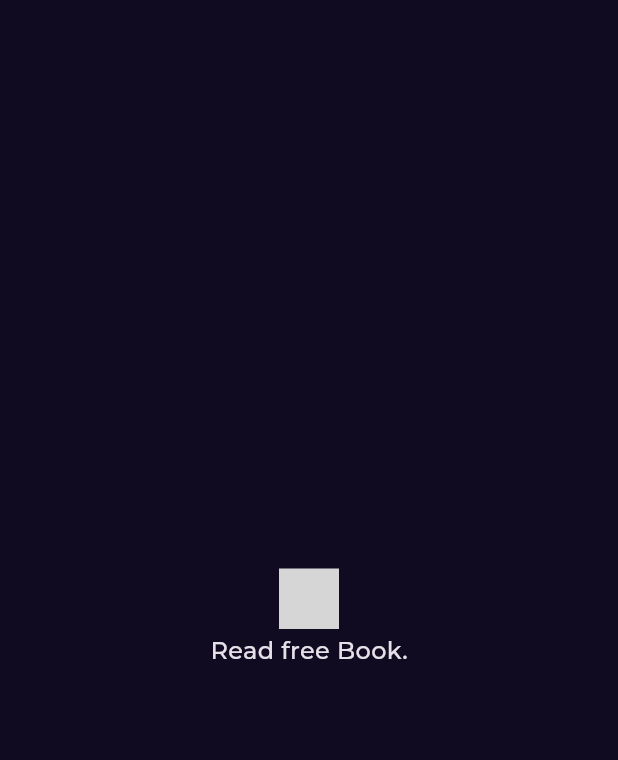
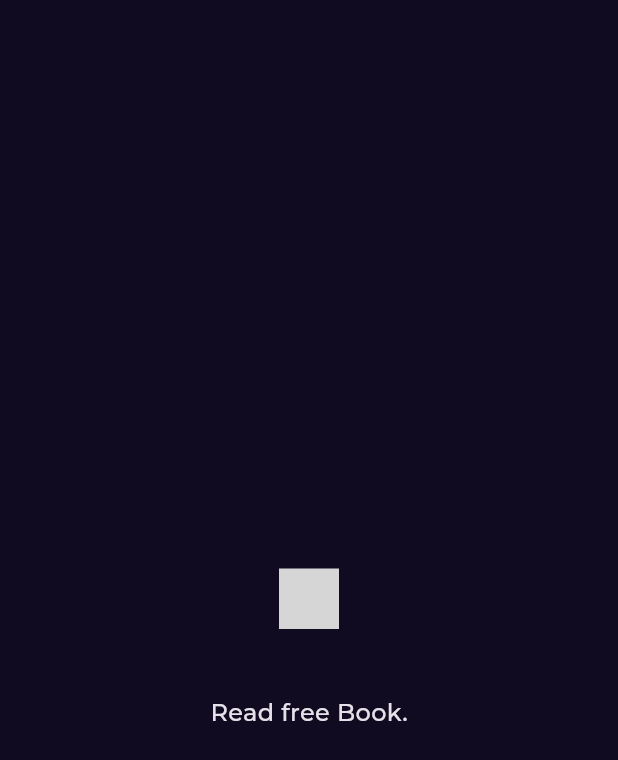
Before and after one commit to Ali-Algazar/Bookly, a Flutter app: the first screen one second after launch, on a phone screen of 412 x 824 dp. Shown: the top 760 px of the screen. Run offline on Flutter 3.47's test engine with Material 3 defaults, Android fonts, the phone set to English and light mode, and no system bars; our stand-ins replace flutter_svg, google_fonts; grey boxes are pictures that could not be loaded.

Commit message:
finsh Splash view

```diff
--- /dev/null
+++ b/lib/features/Home/presentation/views/Home_view.dart
@@ -0,0 +1,10 @@
+import 'package:flutter/material.dart';
+
+class HomeView extends StatelessWidget {
+  const HomeView({super.key});
+
+  @override
+  Widget build(BuildContext context) {
+    return const Placeholder();
+  }
+}
--- /dev/null
+++ b/lib/features/splash/presentation/views/widget/Text_Slide_Animation.dart
@@ -0,0 +1,30 @@
+import 'package:bookly/core/utlis/styles.dart';
+import 'package:flutter/material.dart';
+
+class TextSlideAnimation extends StatelessWidget {
+  const TextSlideAnimation({
+    super.key,
+    required Animation<Offset> animation,
+  }) : _animation = animation;
+
+  final Animation<Offset> _animation;
+
+  @override
+  Widget build(BuildContext context) {
+    return AnimatedBuilder(
+      animation: _animation,
+      builder: (context, child) => SlideTransition(
+        position: _animation,
+        child: Row(
+          mainAxisAlignment: MainAxisAlignment.center,
+          children: [
+            Text(
+              'Read free Book.',
+              style: FontStyles.fontStyles16,
+            ),
+          ],
+        ),
+      ),
+    );
+  }
+}
--- a/lib/features/splash/presentation/views/widget/splash_view_body.dart
+++ b/lib/features/splash/presentation/views/widget/splash_view_body.dart
@@ -1,10 +1,35 @@
 import 'package:bookly/constants.dart';
 import 'package:bookly/core/utlis/styles.dart';
+import 'package:bookly/features/Home/presentation/views/Home_view.dart';
+import 'package:bookly/features/splash/presentation/views/widget/Text_Slide_Animation.dart';
+import 'package:flutter/cupertino.dart';
 import 'package:flutter/material.dart';
+import 'package:flutter/widgets.dart';
 import 'package:flutter_svg/flutter_svg.dart';
 
-class SplashBody extends StatelessWidget {
+class SplashBody extends StatefulWidget {
   const SplashBody({super.key});
+
+  @override
+  State<SplashBody> createState() => _SplashBodyState();
+}
+
+class _SplashBodyState extends State<SplashBody>
+    with SingleTickerProviderStateMixin {
+  late AnimationController _animationController;
+  late Animation<Offset> _animation;
+  @override
+  void initState() {
+    super.initState();
+    initAnimation();
+    navigetToHomeView();
+  }
+
+  @override
+  void dispose() {
+    super.dispose();
+    _animationController.dispose();
+  }
 
   @override
   Widget build(BuildContext context) {
@@ -18,16 +43,23 @@ class SplashBody extends StatelessWidget {
         const SizedBox(
           height: 3,
         ),
-        Row(
-          mainAxisAlignment: MainAxisAlignment.center,
-          children: [
-            Text(
-              'Read free Book.',
-              style: FontStyles.fontStyles16,
-            ),
-          ],
-        ),
+        TextSlideAnimation(animation: _animation),
       ],
     );
   }
+
+  initAnimation() {
+    _animationController =
+        AnimationController(vsync: this, duration: const Duration(seconds: 2));
+    _animation = Tween(begin: const Offset(0, 3), end: Offset.zero)
+        .animate(_animationController);
+    _animationController.forward();
+  }
+
+  navigetToHomeView() {
+    Future.delayed(
+      const Duration(seconds: 3),
+      () => const HomeView(),
+    );
+  }
 }
```
